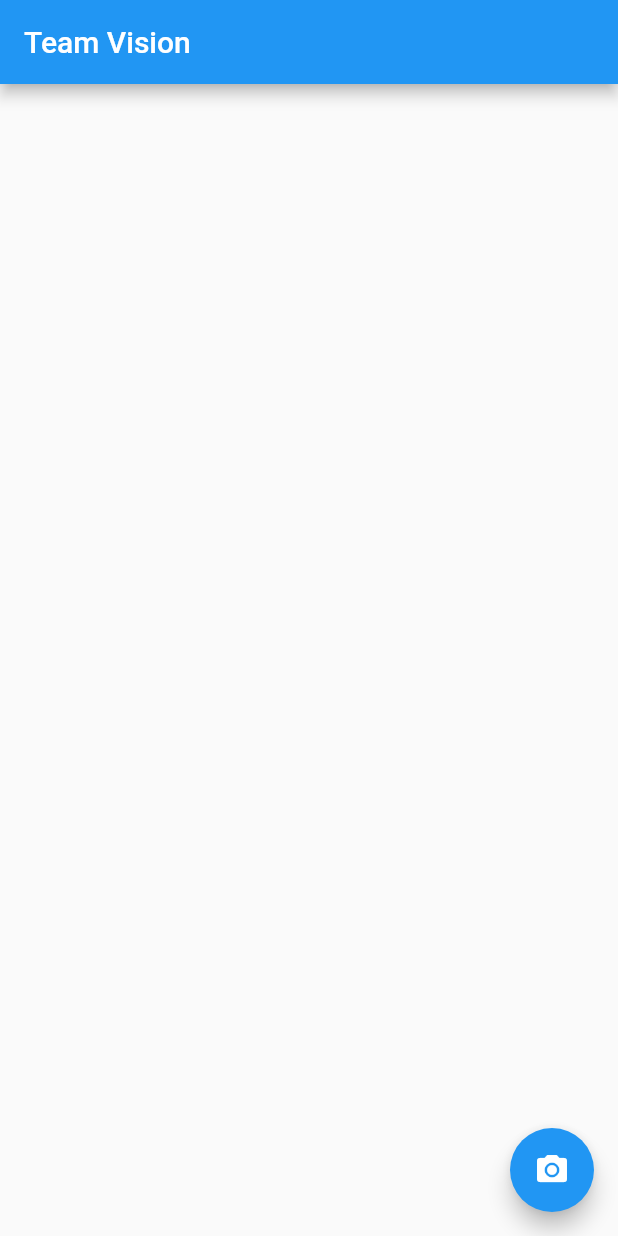
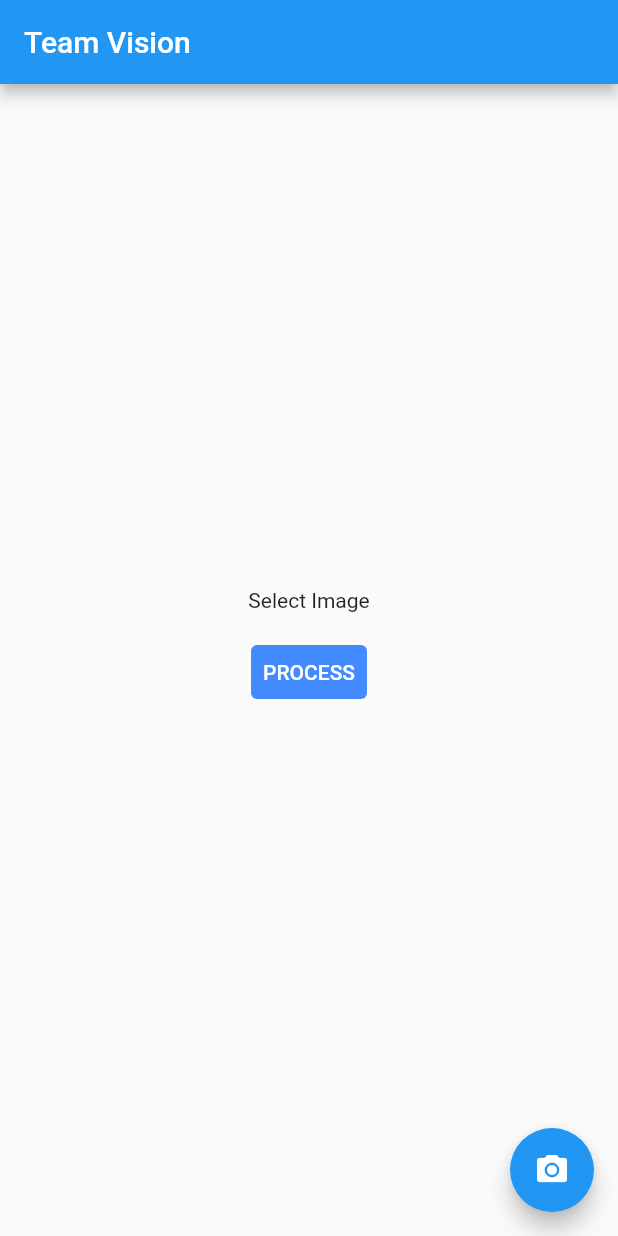
Before and after one commit to prathamesh-mutkure/acm_vision, a Flutter app: the screen it shows after launch, after a tap on the "camera alt" icon, on a phone screen of 412 x 824 dp. Run offline on Flutter 3.47's test engine with Material 2 defaults, Android fonts, the phone set to English and light mode, and no system bars; our stand-ins replace image_picker.

Commit message:
Added Button and Image Component

```diff
--- a/mobile/lib/pages/HomePage.dart
+++ b/mobile/lib/pages/HomePage.dart
@@ -1,4 +1,7 @@
+import 'dart:io';
+
 import 'package:flutter/material.dart';
+import 'package:image_picker/image_picker.dart';
 
 class HomePage extends StatefulWidget {
   const HomePage({Key? key}) : super(key: key);
@@ -8,7 +11,26 @@ class HomePage extends StatefulWidget {
 }
 
 class _HomePageState extends State<HomePage> {
-  void handleImageUpload() {}
+  final ImagePicker _picker = ImagePicker();
+  XFile? _imgFile;
+
+  void handleImageUpload() async {
+    XFile? file = await _picker.pickImage(source: ImageSource.gallery);
+
+    if (file != null) {
+      debugPrint(file.path);
+
+      setState(() {
+        _imgFile = file;
+      });
+    } else {
+      debugPrint("No Image found!");
+    }
+  }
+
+  onClickHandler() {
+    debugPrint("Processed...");
+  }
 
   @override
   Widget build(BuildContext context) {
@@ -19,7 +41,29 @@ class _HomePageState extends State<HomePage> {
       body: Center(
         child: Column(
           mainAxisAlignment: MainAxisAlignment.center,
-          children: <Widget>[],
+          children: <Widget>[
+            _imgFile != null
+                ? Container(
+                    padding: const EdgeInsets.symmetric(horizontal: 8),
+                    child: Image.file(File(_imgFile!.path)),
+                  )
+                : const Text("Select Image"),
+            Container(
+              padding: const EdgeInsets.symmetric(horizontal: 16, vertical: 16),
+              child: TextButton(
+                onPressed: _imgFile != null ? onClickHandler : null,
+                style: ButtonStyle(
+                  backgroundColor: MaterialStateProperty.all<Color>(
+                    Colors.blueAccent,
+                  ),
+                ),
+                child: const Text(
+                  "PROCESS",
+                  style: TextStyle(color: Colors.white),
+                ),
+              ),
+            )
+          ],
         ),
       ),
       floatingActionButton: FloatingActionButton(
```
